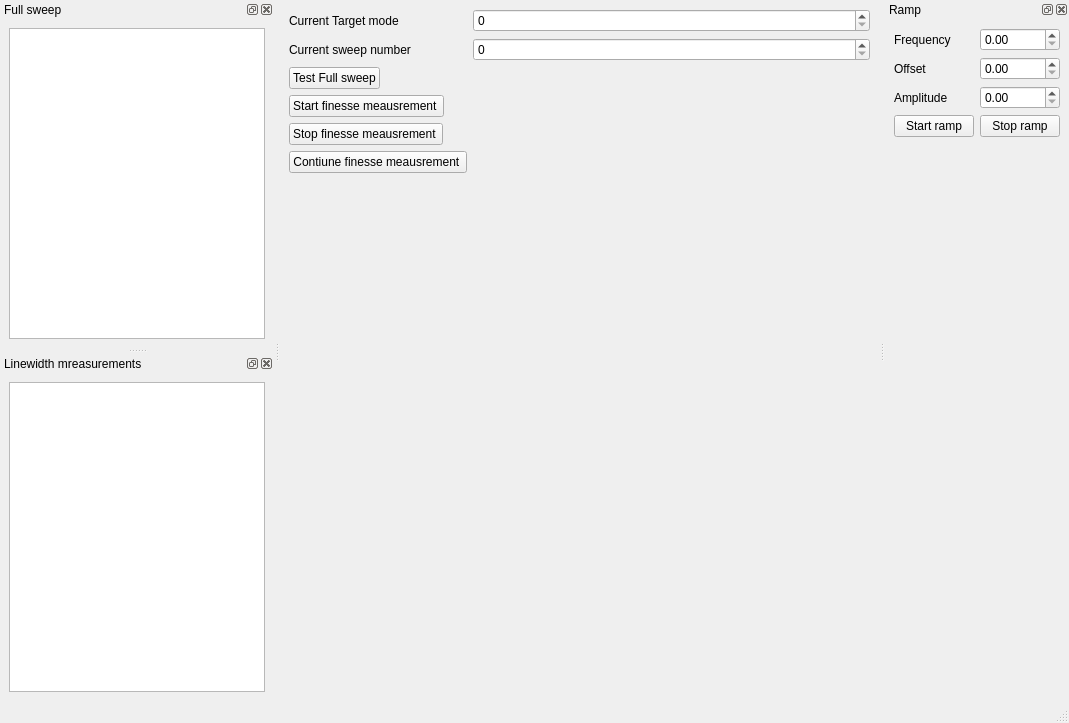
Above: gui/cavitygui/ui_cavitygui.ui from rasjen/qudi before the change. Below: the same form after it.
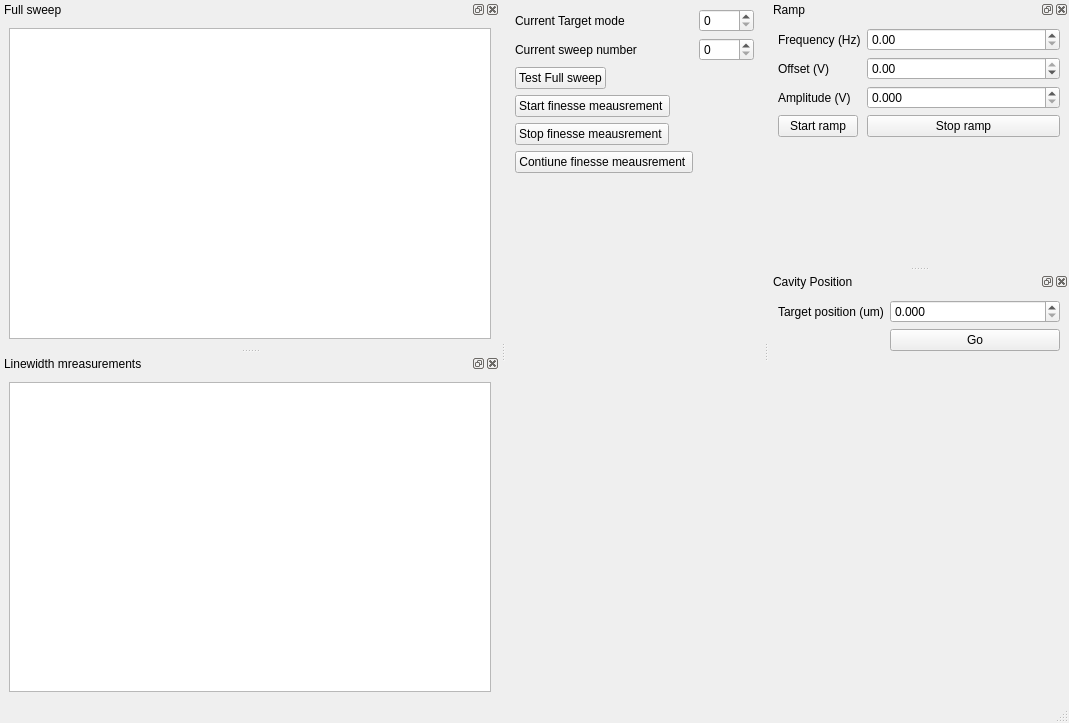
That is the form after the change. Custom widgets are drawn as their Qt base class.

Commit message: cavity module update for mcgill

Diff of the .ui file:
```diff
--- a/gui/cavitygui/ui_cavitygui.ui
+++ b/gui/cavitygui/ui_cavitygui.ui
@@ -108,6 +108,12 @@
      <verstretch>0</verstretch>
     </sizepolicy>
    </property>
+   <property name="minimumSize">
+    <size>
+     <width>500</width>
+     <height>111</height>
+    </size>
+   </property>
    <property name="windowTitle">
     <string>Full sweep</string>
    </property>
@@ -129,6 +135,12 @@
      <verstretch>0</verstretch>
     </sizepolicy>
    </property>
+   <property name="minimumSize">
+    <size>
+     <width>500</width>
+     <height>111</height>
+    </size>
+   </property>
    <property name="windowTitle">
     <string>Linewidth mreasurements</string>
    </property>
@@ -144,6 +156,12 @@
    </widget>
   </widget>
   <widget class="QDockWidget" name="ramp_widget">
+   <property name="minimumSize">
+    <size>
+     <width>300</width>
+     <height>149</height>
+    </size>
+   </property>
    <property name="floating">
     <bool>false</bool>
    </property>
@@ -160,27 +178,44 @@
        <item row="0" column="0">
         <widget class="QLabel" name="label_2">
          <property name="text">
-          <string>Frequency</string>
+          <string>Frequency (Hz)</string>
          </property>
         </widget>
        </item>
        <item row="0" column="1">
-        <widget class="QDoubleSpinBox" name="ramp_frequency_DoubleSpinBox"/>
+        <widget class="QDoubleSpinBox" name="ramp_frequency_DoubleSpinBox">
+         <property name="maximum">
+          <double>200.000000000000000</double>
+         </property>
+        </widget>
        </item>
        <item row="1" column="0">
         <widget class="QLabel" name="label_3">
          <property name="text">
-          <string>Offset</string>
+          <string>Offset (V)</string>
          </property>
         </widget>
        </item>
        <item row="1" column="1">
-        <widget class="QDoubleSpinBox" name="ramp_offset_DoubleSpinBox"/>
+        <widget class="QDoubleSpinBox" name="ramp_offset_DoubleSpinBox">
+         <property name="minimum">
+          <double>-3.750000000000000</double>
+         </property>
+         <property name="maximum">
+          <double>0.000000000000000</double>
+         </property>
+         <property name="singleStep">
+          <double>0.010000000000000</double>
+         </property>
+         <property name="value">
+          <double>0.000000000000000</double>
+         </property>
+        </widget>
        </item>
        <item row="2" column="0">
         <widget class="QLabel" name="label_4">
          <property name="text">
-          <string>Amplitude</string>
+          <string>Amplitude (V)</string>
          </property>
         </widget>
        </item>
@@ -199,7 +234,20 @@
         </widget>
        </item>
        <item row="2" column="1">
-        <widget class="QDoubleSpinBox" name="ramp_amplitude_DoubleSpinBox"/>
+        <widget class="QDoubleSpinBox" name="ramp_amplitude_DoubleSpinBox">
+         <property name="decimals">
+          <number>3</number>
+         </property>
+         <property name="minimum">
+          <double>0.000000000000000</double>
+         </property>
+         <property name="maximum">
+          <double>1.860000000000000</double>
+         </property>
+         <property name="singleStep">
+          <double>0.010000000000000</double>
+         </property>
+        </widget>
        </item>
       </layout>
      </item>
@@ -219,6 +267,57 @@
     </layout>
    </widget>
   </widget>
+  <widget class="QDockWidget" name="cavityposition">
+   <property name="sizePolicy">
+    <sizepolicy hsizetype="Expanding" vsizetype="Expanding">
+     <horstretch>0</horstretch>
+     <verstretch>0</verstretch>
+    </sizepolicy>
+   </property>
+   <property name="minimumSize">
+    <size>
+     <width>300</width>
+     <height>300</height>
+    </size>
+   </property>
+   <property name="windowTitle">
+    <string>Cavity Position</string>
+   </property>
+   <attribute name="dockWidgetArea">
+    <number>2</number>
+   </attribute>
+   <widget class="QWidget" name="dockWidgetContents_4">
+    <layout class="QFormLayout" name="formLayout_3">
+     <item row="1" column="1">
+      <widget class="QDoubleSpinBox" name="doubleSpinBox_2">
+       <property name="decimals">
+        <number>3</number>
+       </property>
+       <property name="maximum">
+        <double>20.000000000000000</double>
+       </property>
+       <property name="singleStep">
+        <double>0.001000000000000</double>
+       </property>
+      </widget>
+     </item>
+     <item row="1" column="0">
+      <widget class="QLabel" name="label_6">
+       <property name="text">
+        <string>Target position (um)</string>
+       </property>
+      </widget>
+     </item>
+     <item row="2" column="1">
+      <widget class="QPushButton" name="GOpushButton">
+       <property name="text">
+        <string>Go</string>
+       </property>
+      </widget>
+     </item>
+    </layout>
+   </widget>
+  </widget>
  </widget>
  <customwidgets>
   <customwidget>
```
Left out of the diff: 30 changed lines with no effect on the pictures. The commit also changes 3 other files.
